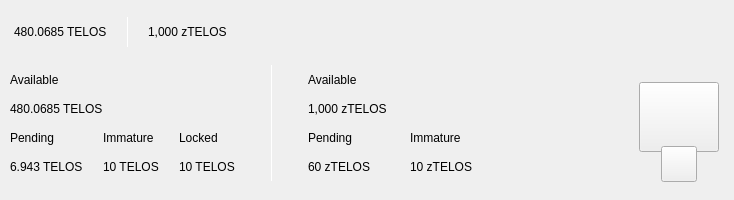
This is src/qt/moonet/forms/topbar.ui in phoenixkonsole/MooNET as Qt 5 draws it before an edit. The edited form follows.
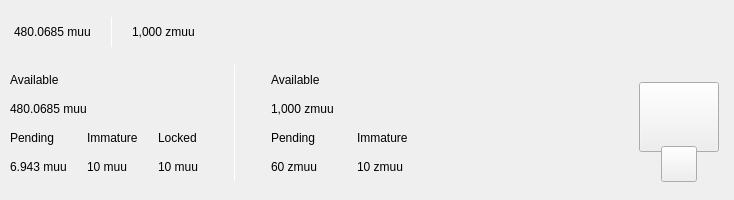
This is the edited form. Custom widgets are drawn as their Qt base class.

```diff
--- a/src/qt/moonet/forms/topbar.ui
+++ b/src/qt/moonet/forms/topbar.ui
@@ -119,7 +119,7 @@
                <string notr="true">padding:0px;margin:0px;</string>
               </property>
               <property name="text">
-               <string>480.0685 TELOS</string>
+               <string>480.0685 muu</string>
               </property>
              </widget>
             </item>
@@ -188,7 +188,7 @@
                </size>
               </property>
               <property name="text">
-               <string>1,000 zTELOS</string>
+               <string>1,000 zmuu</string>
               </property>
              </widget>
             </item>
@@ -388,7 +388,7 @@
                <item>
                 <widget class="QLabel" name="labelAmountPiv">
                  <property name="text">
-                  <string>480.0685 TELOS</string>
+                  <string>480.0685 muu</string>
                  </property>
                 </widget>
                </item>
@@ -411,7 +411,7 @@
                  <item>
                   <widget class="QLabel" name="labelPendingPiv">
                    <property name="text">
-                    <string>6.943 TELOS</string>
+                    <string>6.943 muu</string>
                    </property>
                   </widget>
                  </item>
@@ -445,7 +445,7 @@
                  <item>
                   <widget class="QLabel" name="labelImmaturePiv">
                    <property name="text">
-                    <string>10 TELOS</string>
+                    <string>10 muu</string>
                    </property>
                   </widget>
                  </item>
@@ -479,7 +479,7 @@
                   <item>
                   <widget class="QLabel" name="labelAmountPivLocked">
                   <property name="text">
-                      <string>10 TELOS</string>
+                      <string>10 muu</string>
                   </property>
                   </widget>
                   </item>
@@ -533,7 +533,7 @@
                <item>
                 <widget class="QLabel" name="labelAmountzTelos">
                  <property name="text">
-                  <string>1,000 zTELOS</string>
+                  <string>1,000 zmuu</string>
                  </property>
                 </widget>
                </item>
@@ -556,7 +556,7 @@
                  <item>
                   <widget class="QLabel" name="labelPendingzTelos">
                    <property name="text">
-                    <string>60 zTELOS</string>
+                    <string>60 zmuu</string>
                    </property>
                   </widget>
                  </item>
@@ -590,7 +590,7 @@
                  <item>
                   <widget class="QLabel" name="labelImmaturezTelos">
                    <property name="text">
-                    <string>10 zTELOS</string>
+                    <string>10 zmuu</string>
                    </property>
                   </widget>
                  </item>
```
Left out of the diff: 8 changed lines with no effect on the pictures.
